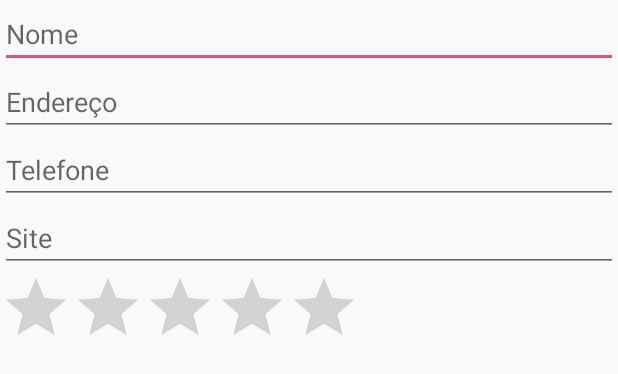
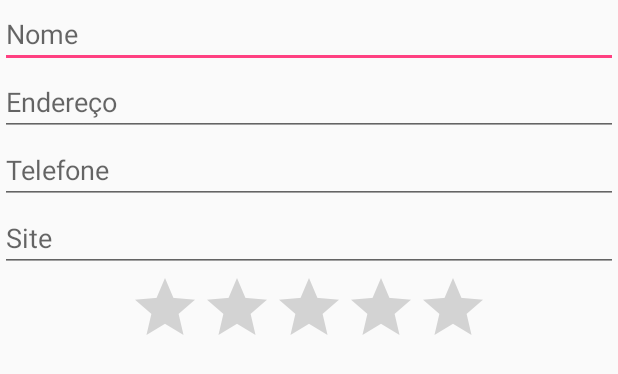
Before and after one commit to rodrigogregorioneri/CAndroid, an Android app: the layout activity_form.xml on its own in the app's theme, with its tools: preview values and no code run, on a phone screen of 412 x 824 dp. Shown: the top 374 px of the screen. Run offline under Robolectric (Android 15) with nearby library versions, the phone set to English and light mode, and no system bars.

Commit message:
Adicionando ScrollView

```diff
--- a/app/src/main/AndroidManifest.xml
+++ b/app/src/main/AndroidManifest.xml
@@ -9,13 +9,14 @@
     android:supportsRtl="true"
     android:theme="@style/AppTheme">
     <activity android:name=".MainActivity">
+    </activity>
+    <activity android:name=".FormActivity">
       <intent-filter>
         <action android:name="android.intent.action.MAIN" />
 
         <category android:name="android.intent.category.LAUNCHER" />
       </intent-filter>
     </activity>
-    <activity android:name=".FormActivity"></activity>
   </application>
 
 </manifest>
--- a/app/src/main/res/layout/activity_form.xml
+++ b/app/src/main/res/layout/activity_form.xml
@@ -1,29 +1,38 @@
 <?xml version="1.0" encoding="utf-8"?>
-<LinearLayout xmlns:android="http://schemas.android.com/apk/res/android"
+<ScrollView xmlns:android="http://schemas.android.com/apk/res/android"
+  android:layout_width="match_parent"
+  android:layout_height="match_parent">
+
+  <LinearLayout
     android:layout_width="match_parent"
     android:layout_height="match_parent"
     android:orientation="vertical">
 
     <EditText
-    android:hint="Nome"
       android:layout_width="match_parent"
-    android:layout_height="wrap_content" />
+      android:layout_height="wrap_content"
+      android:hint="Nome" />
+
     <EditText
-    android:hint="Endereço"
       android:layout_width="match_parent"
-    android:layout_height="wrap_content" />
+      android:layout_height="wrap_content"
+      android:hint="Endereço" />
+
     <EditText
-    android:hint="Telefone"
       android:layout_width="match_parent"
-    android:layout_height="wrap_content" />
+      android:layout_height="wrap_content"
+      android:hint="Telefone" />
+
     <EditText
-    android:hint="Site"
       android:layout_width="match_parent"
-    android:layout_height="wrap_content" />
+      android:layout_height="wrap_content"
+      android:hint="Site" />
 
     <RatingBar
       android:layout_width="wrap_content"
       android:layout_height="wrap_content"
-    android:numStars="5"/>
+      android:layout_gravity="center"
+      android:numStars="5" />
 
   </LinearLayout>
+</ScrollView>
```
Lines whose indentation alone changed are shown as unchanged.
